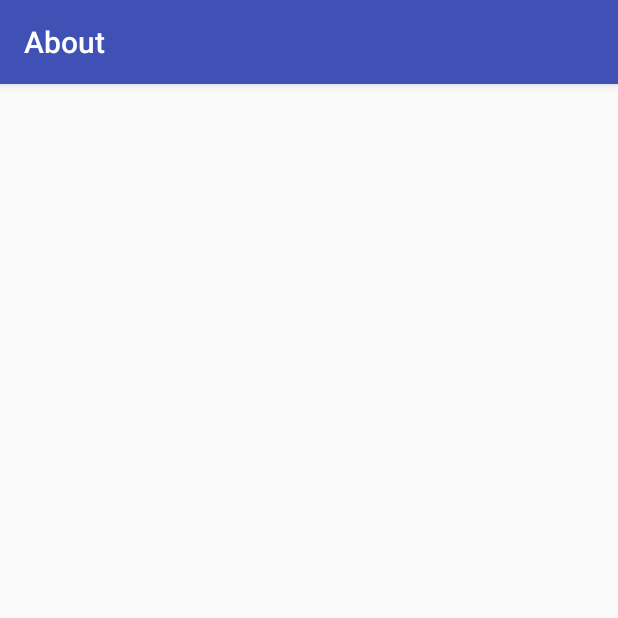
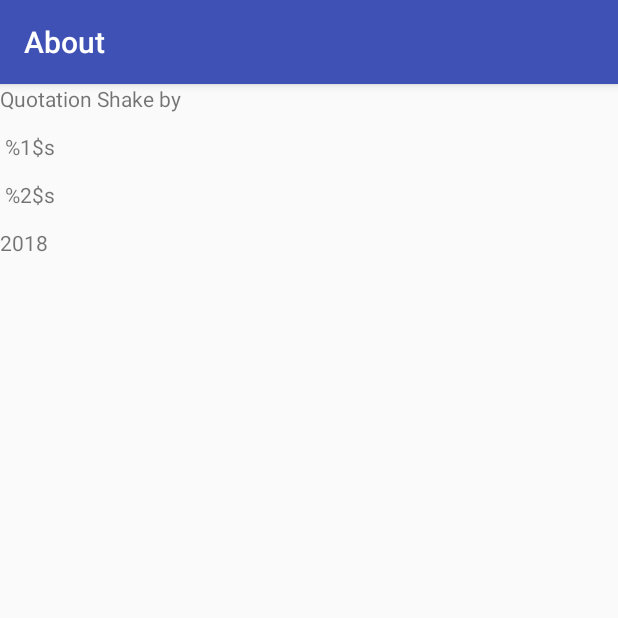
Before and after one commit to Guimonto/Seminario2, an Android app: the AboutActivity screen opened directly, with no data from a screen before it, on a phone screen of 412 x 824 dp, the top half of it. Run offline under Robolectric (Android 15) with nearby library versions, the phone set to English and light mode, and no system bars; plain views replace ScrollView.

Commit message:
About Activity2.0

```diff
--- a/app/src/main/res/layout/activity_about.xml
+++ b/app/src/main/res/layout/activity_about.xml
@@ -1,9 +1,21 @@
 <?xml version="1.0" encoding="utf-8"?>
-<android.support.constraint.ScrollView xmlns:android="http://schemas.android.com/apk/res/android"
+<ScrollView xmlns:android="http://schemas.android.com/apk/res/android"
     xmlns:app="http://schemas.android.com/apk/res-auto"
     xmlns:tools="http://schemas.android.com/tools"
     android:layout_width="match_parent"
     android:layout_height="match_parent"
+    android:fillViewport="true"
     tools:context="labs.sem03a.seminario2.AboutActivity">
 
-</android.support.constraint.ScrollView>
+    <android.support.constraint.ConstraintLayout
+        android:layout_width="match_parent"
+        android:layout_height="wrap_content">
+
+        <TextView
+            android:id="@+id/textView"
+            android:layout_width="match_parent"
+            android:layout_height="wrap_content"
+            android:text="@string/qs" />
+    </android.support.constraint.ConstraintLayout>
+
+</ScrollView>
--- a/app/src/main/res/values/strings.xml
+++ b/app/src/main/res/values/strings.xml
@@ -6,5 +6,5 @@
     <string name="about">About</string>
     <string name="quotation">Quotation Shake</string>
     <string name="random">Random quotations</string>
-    <string name="qs">“Quotation Shake by \n\n %1$s \n\n %2$s\n\n2018”</string>
+    <string name="qs">Quotation Shake by \n\n %1$s \n\n %2$s\n\n2018</string>
 </resources>
```
